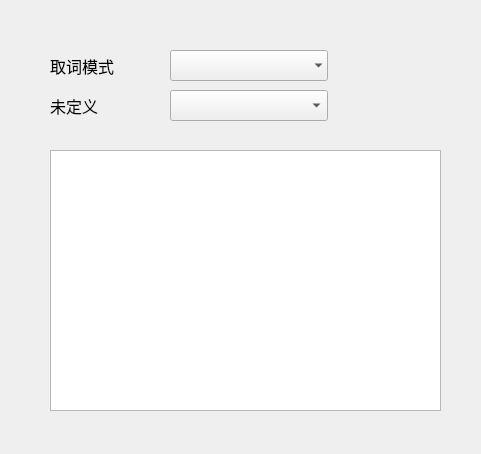
This is src/configwindow.ui in jiangzc/CuteTranslation as Qt 5 draws it before an edit. The edited form follows.
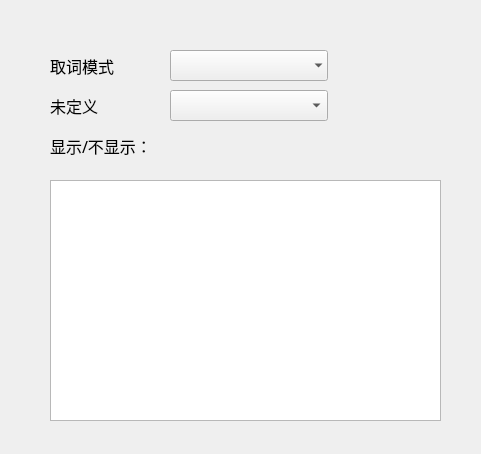
This is the edited form.

Commit message: update configWin, change title and text

What changed in the file:
```diff
--- a/src/configwindow.ui
+++ b/src/configwindow.ui
@@ -91,12 +91,33 @@
    <property name="geometry">
     <rect>
      <x>50</x>
-     <y>150</y>
+     <y>180</y>
      <width>391</width>
-     <height>261</height>
+     <height>241</height>
     </rect>
    </property>
   </widget>
+  <widget class="QLabel" name="label_3">
+   <property name="geometry">
+    <rect>
+     <x>50</x>
+     <y>130</y>
+     <width>121</width>
+     <height>31</height>
+    </rect>
+   </property>
+   <property name="font">
+    <font>
+     <family>微软雅黑</family>
+     <pointsize>12</pointsize>
+     <weight>50</weight>
+     <bold>false</bold>
+    </font>
+   </property>
+   <property name="text">
+    <string>显示/不显示：</string>
+   </property>
+  </widget>
  </widget>
  <resources/>
  <connections/>
```
Left out of the diff: 2 changed lines with no effect on the pictures. The commit also changes 1 other file.
